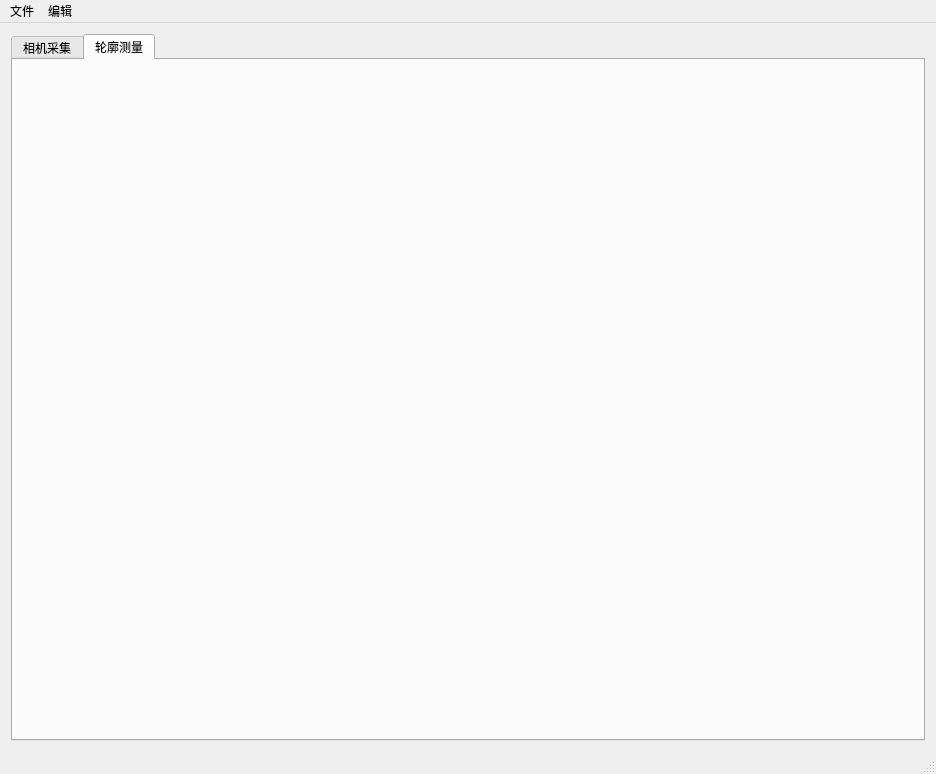
Before: the Qt Designer form BilletMeasurement/BilletMeasurement.ui in kliu1111/BilletMeasurement, drawn with Qt 5.
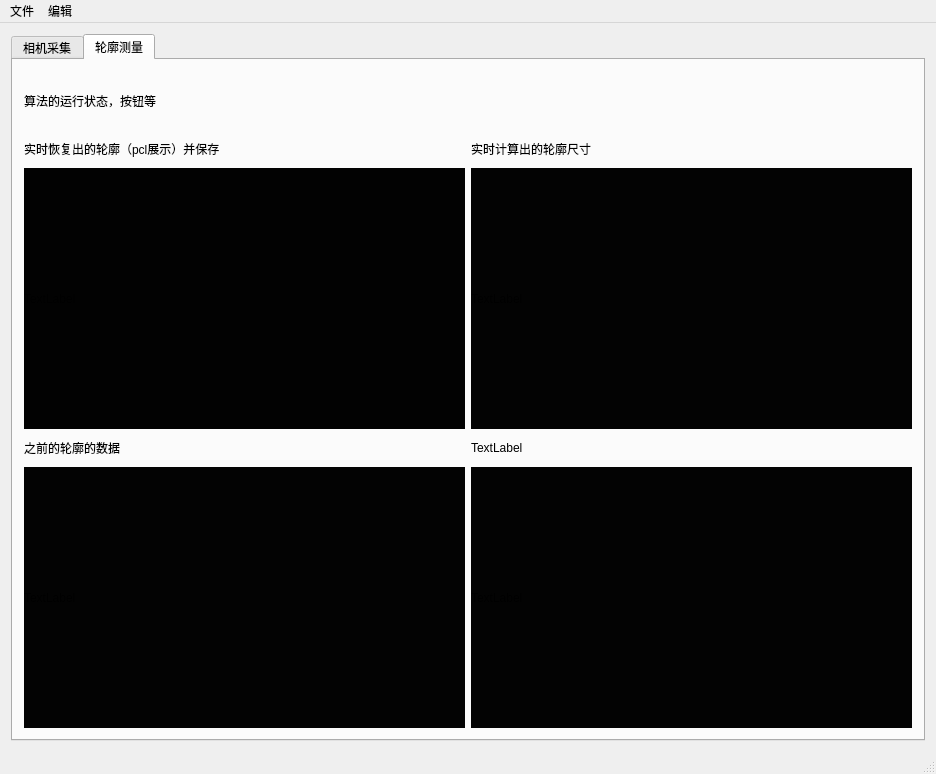
After: the same form once the commit is applied. The open tabs and pages were chosen to show the change. Icons and pictures are not drawn.

```diff
--- a/BilletMeasurement/BilletMeasurement.ui
+++ b/BilletMeasurement/BilletMeasurement.ui
@@ -535,6 +535,91 @@
        <attribute name="title">
         <string>轮廓测量</string>
        </attribute>
+       <layout class="QVBoxLayout" name="verticalLayout" stretch="1,10">
+        <item>
+         <layout class="QHBoxLayout" name="horizontalLayout_5">
+          <item>
+           <widget class="QLabel" name="label_17">
+            <property name="text">
+             <string>算法的运行状态，按钮等</string>
+            </property>
+           </widget>
+          </item>
+         </layout>
+        </item>
+        <item>
+         <layout class="QGridLayout" name="gridLayout_2" rowstretch="1,10,1,10">
+          <item row="0" column="0">
+           <widget class="QLabel" name="label_13">
+            <property name="text">
+             <string>实时恢复出的轮廓（pcl展示）并保存</string>
+            </property>
+           </widget>
+          </item>
+          <item row="3" column="0">
+           <widget class="QLabel" name="label_11">
+            <property name="styleSheet">
+             <string notr="true">background-color: rgb(3, 3, 3);</string>
+            </property>
+            <property name="text">
+             <string>TextLabel</string>
+            </property>
+           </widget>
+          </item>
+          <item row="1" column="1">
+           <widget class="QLabel" name="label_10">
+            <property name="styleSheet">
+             <string notr="true">background-color: rgb(3, 3, 3);</string>
+            </property>
+            <property name="text">
+             <string>TextLabel</string>
+            </property>
+           </widget>
+          </item>
+          <item row="0" column="1">
+           <widget class="QLabel" name="label_14">
+            <property name="text">
+             <string>实时计算出的轮廓尺寸</string>
+            </property>
+           </widget>
+          </item>
+          <item row="3" column="1">
+           <widget class="QLabel" name="label_12">
+            <property name="styleSheet">
+             <string notr="true">background-color: rgb(3, 3, 3);</string>
+            </property>
+            <property name="text">
+             <string>TextLabel</string>
+            </property>
+           </widget>
+          </item>
+          <item row="1" column="0">
+           <widget class="QLabel" name="label_9">
+            <property name="styleSheet">
+             <string notr="true">background-color: rgb(2, 2, 2);</string>
+            </property>
+            <property name="text">
+             <string>TextLabel</string>
+            </property>
+           </widget>
+          </item>
+          <item row="2" column="0">
+           <widget class="QLabel" name="label_15">
+            <property name="text">
+             <string>之前的轮廓的数据</string>
+            </property>
+           </widget>
+          </item>
+          <item row="2" column="1">
+           <widget class="QLabel" name="label_16">
+            <property name="text">
+             <string>TextLabel</string>
+            </property>
+           </widget>
+          </item>
+         </layout>
+        </item>
+       </layout>
       </widget>
      </widget>
     </item>
```
Left out of the diff: 10 changed lines with no effect on the pictures.
